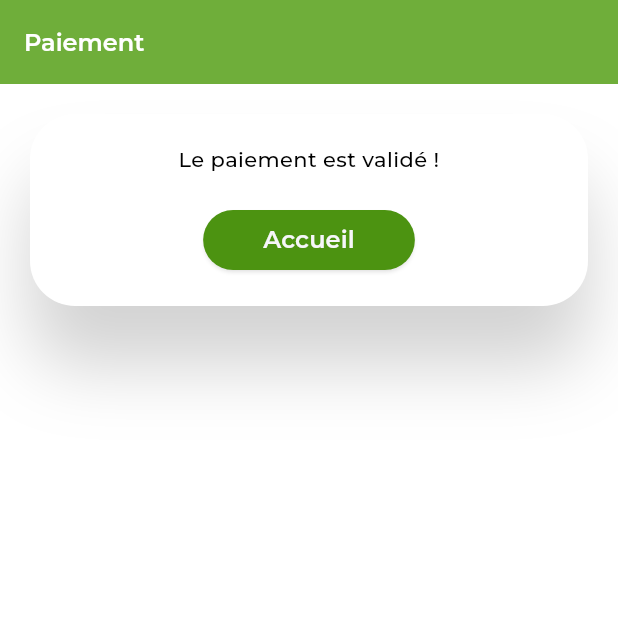
After one commit to alizeegly/share-food, a Flutter app: the PaymentConfirmScreen screen opened directly, on a phone screen of 412 x 824 dp, the top half of it. The commit adds this screen. Run offline on Flutter 3.47's test engine with Material 2 defaults, Android fonts, the light colour scheme and no system bars; our stand-ins replace cloud_firestore, date_format, firebase_auth, firebase_core, firebase_storage, flutter_layout_grid and 2 more; accounts and stored records are empty.

Commit message:
Confirmation paiement

```diff
--- a/lib/screens/payment.dart
+++ b/lib/screens/payment.dart
@@ -2,6 +2,7 @@ import 'package:flutter/material.dart';
 import 'package:sharefood/data/products.dart';
 import 'package:sharefood/models/cart.dart';
 import 'package:sharefood/models/product.dart';
+import 'package:sharefood/screens/payment_confirm.dart';
 import 'package:sharefood/widgets/custom_date_time_field.dart';
 import 'package:date_format/date_format.dart';
 import 'package:intl/intl.dart';
@@ -216,7 +217,7 @@ class _PaymentScreenState extends State<PaymentScreen> {
 
                         ElevatedButton(
                           onPressed: () {
-                            // Navigator.push(context, MaterialPageRoute(builder: (context) => PaymentScreen(storage: CartStorage())));
+                            Navigator.pushAndRemoveUntil(context, MaterialPageRoute(builder: (context) => const PaymentConfirmScreen()), (Route<dynamic> route) => false);
                           },
                           style: ElevatedButton.styleFrom(shape: const StadiumBorder(), backgroundColor: colors.primary, padding: const EdgeInsets.symmetric(horizontal: 40)),
                           child: Text("Valider", style: TextStyle(fontSize: Theme.of(context).textTheme.labelLarge?.fontSize, color: colors.onPrimary), textAlign: TextAlign.center)
--- /dev/null
+++ b/lib/screens/payment_confirm.dart
@@ -0,0 +1,54 @@
+import 'package:flutter/material.dart';
+import 'package:sharefood/data/products.dart';
+import 'package:sharefood/mainScreens/home_screen.dart';
+import 'package:sharefood/models/cart.dart';
+import 'package:sharefood/models/product.dart';
+
+
+class PaymentConfirmScreen extends StatefulWidget {
+  const PaymentConfirmScreen({super.key});
+
+  @override
+  State<PaymentConfirmScreen> createState() => _PaymentConfirmScreenState();
+}
+
+class _PaymentConfirmScreenState extends State<PaymentConfirmScreen> {
+  @override
+  Widget build(BuildContext context) {
+    final ColorScheme colors = Theme.of(context).colorScheme;
+
+    return Scaffold(
+      appBar:
+          AppBar(title: const Text("Paiement"), centerTitle: false, backgroundColor: colors.secondary, foregroundColor: colors.onSecondary),
+      body: Container(
+        margin: const EdgeInsets.all(20),
+        padding: const EdgeInsets.all(20),
+        width: double.infinity,
+        decoration: BoxDecoration(
+          color: colors.surface,
+          borderRadius: const BorderRadius.all(Radius.circular(30)),
+          boxShadow: [BoxShadow(
+            color: colors.shadow,
+            spreadRadius: 0,
+            blurRadius: 40,
+            offset: const Offset(0, 40)
+          )]
+        ),
+        child: Column(
+          mainAxisSize: MainAxisSize.min,
+          children: [
+            const Text("Le paiement est validé !", textAlign: TextAlign.center,),
+            Container(height: 20),
+            ElevatedButton(
+              onPressed: () {
+                Navigator.pushAndRemoveUntil(context, MaterialPageRoute(builder: (context) => const HomeScreen()), (Route<dynamic> route) => false);
+              },
+              style: ElevatedButton.styleFrom(shape: const StadiumBorder(), backgroundColor: colors.primary, padding: const EdgeInsets.symmetric(horizontal: 40)),
+              child: Text("Accueil", style: TextStyle(fontSize: Theme.of(context).textTheme.labelLarge?.fontSize, color: colors.onPrimary), textAlign: TextAlign.center)
+            )
+          ],
+        )
+        )
+    );
+  }
+}
```
